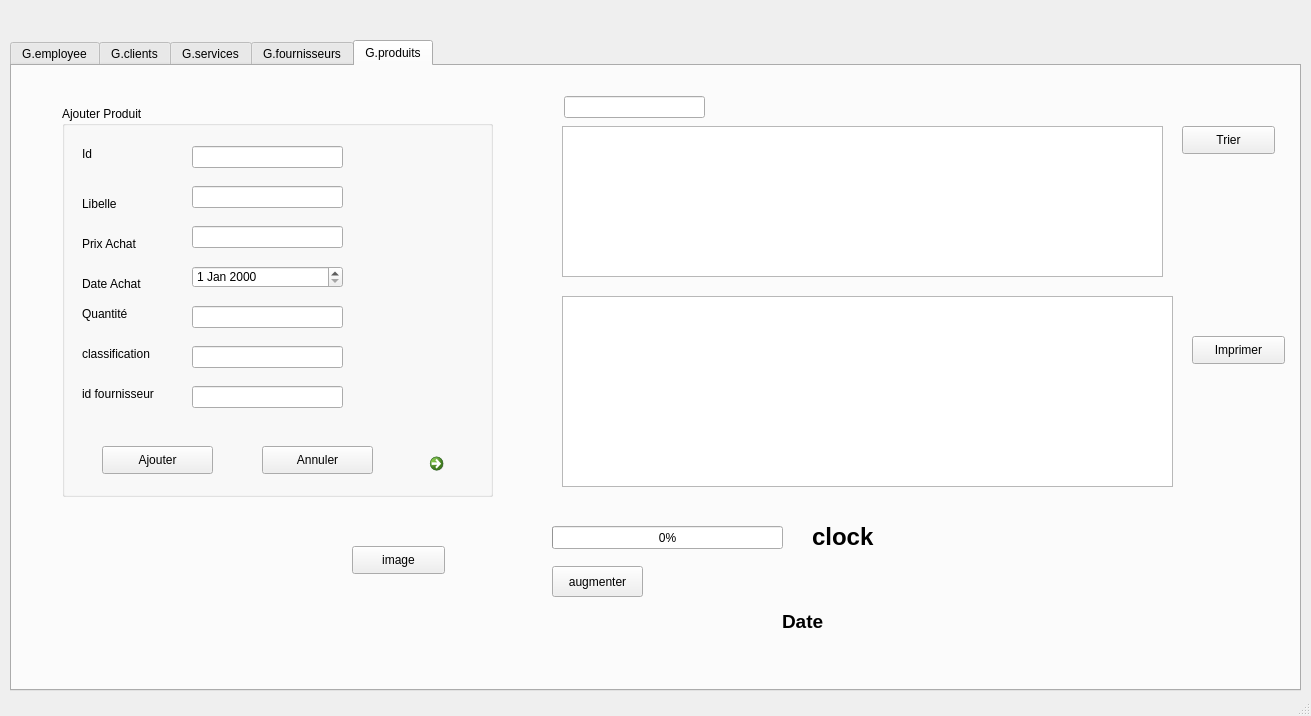
Old version of the form mainwindow.ui in the repository zouhourkharraf/SmartDryCleaner_2A4.
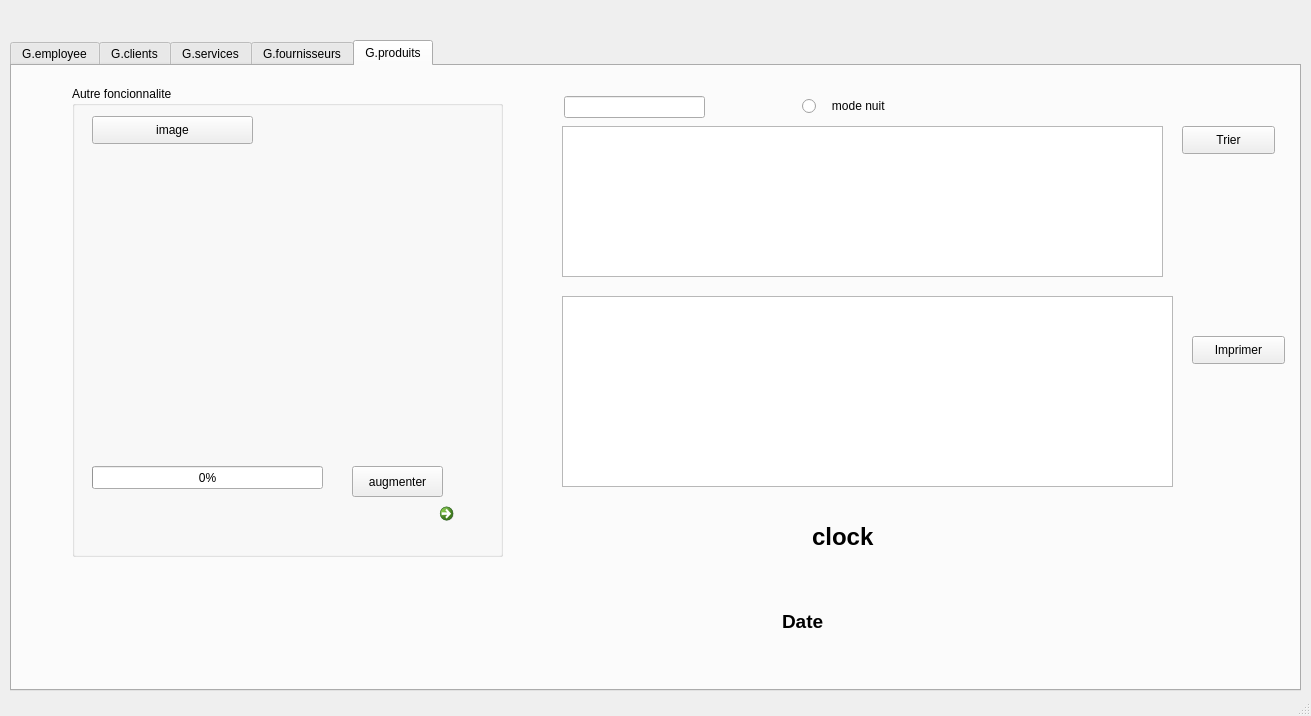
New version of the form. The open tabs and pages were chosen to show the change.

Commit message: dark mode

Patch:
```diff
--- a/mainwindow.ui
+++ b/mainwindow.ui
@@ -112,7 +112,7 @@
         <x>30</x>
         <y>10</y>
         <width>501</width>
-        <height>451</height>
+        <height>541</height>
        </rect>
       </property>
       <property name="currentIndex">
@@ -577,38 +577,63 @@
         </widget>
        </widget>
       </widget>
-     </widget>
-     <widget class="QPushButton" name="image_2">
+      <widget class="QWidget" name="page">
+       <widget class="QGroupBox" name="groupBox_3">
       <property name="geometry">
        <rect>
-        <x>340</x>
-        <y>480</y>
-        <width>93</width>
-        <height>28</height>
+          <x>30</x>
+          <y>10</y>
+          <width>431</width>
+          <height>471</height>
+         </rect>
+        </property>
+        <property name="title">
+         <string>Autre foncionnalite</string>
+        </property>
+        <widget class="QCommandLinkButton" name="commandLinkButton_3">
+         <property name="geometry">
+          <rect>
+           <x>360</x>
+           <y>410</y>
+           <width>61</width>
+           <height>41</height>
        </rect>
       </property>
       <property name="text">
-       <string>image</string>
+          <string/>
       </property>
      </widget>
      <widget class="QLabel" name="image1">
       <property name="geometry">
        <rect>
-        <x>70</x>
-        <y>460</y>
+           <x>20</x>
+           <y>80</y>
+           <width>341</width>
+           <height>191</height>
+          </rect>
+         </property>
+         <property name="text">
+          <string/>
+         </property>
+        </widget>
+        <widget class="QPushButton" name="image_2">
+         <property name="geometry">
+          <rect>
+           <x>20</x>
+           <y>30</y>
         <width>161</width>
-        <height>101</height>
+           <height>28</height>
        </rect>
       </property>
       <property name="text">
-       <string/>
+          <string>image</string>
       </property>
      </widget>
      <widget class="QProgressBar" name="progressBar">
       <property name="geometry">
        <rect>
-        <x>540</x>
-        <y>460</y>
+           <x>20</x>
+           <y>380</y>
         <width>231</width>
         <height>23</height>
        </rect>
@@ -620,8 +645,8 @@
      <widget class="QPushButton" name="augmenter">
       <property name="geometry">
        <rect>
-        <x>540</x>
-        <y>500</y>
+           <x>280</x>
+           <y>380</y>
         <width>91</width>
         <height>31</height>
        </rect>
@@ -630,6 +655,9 @@
        <string>augmenter</string>
       </property>
      </widget>
+       </widget>
+      </widget>
+     </widget>
      <widget class="QLabel" name="Digtal_clock">
       <property name="geometry">
        <rect>
@@ -670,6 +698,19 @@
        <string>Date</string>
       </property>
      </widget>
+     <widget class="QRadioButton" name="radioButton">
+      <property name="geometry">
+       <rect>
+        <x>790</x>
+        <y>30</y>
+        <width>97</width>
+        <height>20</height>
+       </rect>
+      </property>
+      <property name="text">
+       <string>   mode nuit </string>
+      </property>
+     </widget>
     </widget>
    </widget>
   </widget>
```
Left out of the diff: 2 changed lines with no effect on the pictures. Lines whose indentation alone changed are shown as unchanged. The commit also changes 2 other files.
